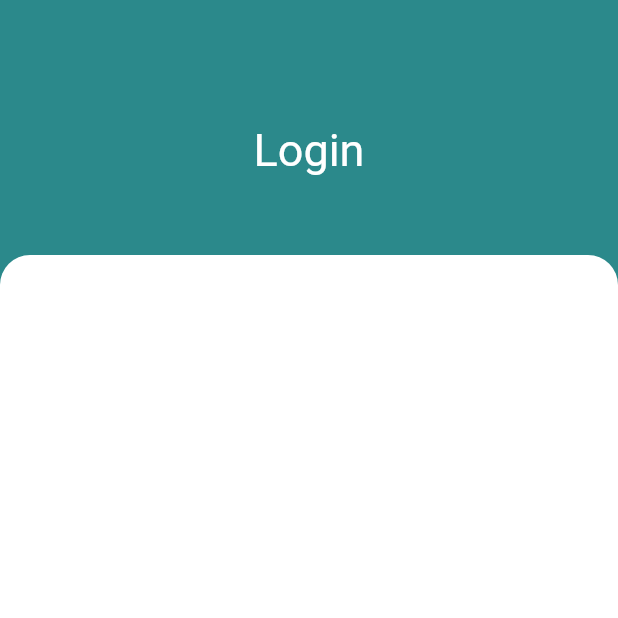
After one commit to Misas10/Mr-Recipe, a Flutter app: the screen it shows after launch, item 3 of the bottom bar chosen, after a tap on "Login", on a phone screen of 412 x 824 dp, the top half of it. The commit adds this screen. Run offline on Flutter 3.47's test engine with Material 2 defaults, Android fonts, the phone set to English and light mode, and no system bars; our stand-ins replace cloud_firestore, connectivity, firebase_auth, firebase_core, firebase_storage, flutter_form_builder and 6 more; accounts and stored records are empty.

Commit message:
login_and_register screen added

```diff
--- a/lib/pages/navigation/favorites.dart
+++ b/lib/pages/navigation/favorites.dart
@@ -1,3 +1,4 @@
+import 'package:MrRecipe/pages/navigation/login_and_register.dart';
 import 'package:MrRecipe/pages/navigation/recipeDetails.dart';
 import 'package:MrRecipe/pages/user_account/login.dart';
 import 'package:MrRecipe/pages/user_account/registar.dart';
@@ -88,23 +89,25 @@ class _FavoritesState extends State<Favorites>
     super.build(context);
 
     return Scaffold(
-      backgroundColor: PrimaryColor,
-      body: Container(
-        child: widget.user == null ? noUserLoggedScreen() : streamBuilder(),
-      ),
-    );
+        backgroundColor: BgColor,
+        body: Container(
+          width: double.infinity,
+            child:
+                widget.user == null ? noUserLoggedScreen() : streamBuilder()));
   }
 
   noUserLoggedScreen() {
-    return Stack(
+    return Column(
+      crossAxisAlignment: CrossAxisAlignment.center,
+      mainAxisAlignment: MainAxisAlignment.center,
       children: [
         Text(
           "Não nenhum utilizador logado",
           style: titleTextStyle(fontSize: 20),
         ),
         TextButton(
-            onPressed: () => Navigator.push(
-                context, MaterialPageRoute(builder: (context) => Login())),
+            onPressed: () => Navigator.push(context,
+                MaterialPageRoute(builder: (context) => LoginAndRegister())),
             child: Text("Login")),
         TextButton(
             onPressed: () => Navigator.push(
--- /dev/null
+++ b/lib/pages/navigation/login_and_register.dart
@@ -0,0 +1,109 @@
+import 'package:MrRecipe/widgets/widget.dart';
+import 'package:flutter/material.dart';
+
+class LoginAndRegister extends StatefulWidget {
+  @override
+  _LoginAndRegisterState createState() => _LoginAndRegisterState();
+}
+
+class _LoginAndRegisterState extends State<LoginAndRegister> {
+  int _pageState = 0;
+  double screenWidth = 0;
+  double screenHeight = 0;
+  String title = "Login";
+
+  //  LOGIN VARIABLES
+  double _loginYOffSet = 0;
+  double _loginXOffSet = 0;
+  double _loginWidth = 0;
+  double _loginOpacity = 1;
+
+  // REGISTER VARIABLES
+  double _registerYOffSet = 0;
+
+  Color _bgColor = Colors.white;
+
+  @override
+  Widget build(BuildContext context) {
+    screenWidth = MediaQuery.of(context).size.width;
+    screenHeight = MediaQuery.of(context).size.height;
+
+    if (_pageState == 0) {
+      debugPrint("Login");
+      _loginYOffSet = 170;
+      _registerYOffSet = screenHeight;
+      _loginWidth = screenWidth;
+      _loginXOffSet = 0;
+      _loginOpacity = 1;
+      title = "Login";
+    } else {
+      debugPrint("registar");
+      _loginYOffSet = 150;
+      _registerYOffSet = 180;
+      _loginWidth = screenWidth - 20;
+      _loginOpacity = .7;
+      title = "Registar";
+      // _bgColor = Colors.blue;
+    }
+
+    return Scaffold(
+      backgroundColor: PrimaryColor,
+      body: Stack(
+        alignment: Alignment.center,
+        children: [
+          Positioned(
+            top: screenHeight / 10,
+            child: Text(
+              title,
+              style: titleTextStyle(color: Colors.white, fontSize: 30),
+            ),
+          ),
+          GestureDetector(
+            onTap: () {
+              setState(() {
+                if (_pageState != 0)
+                  _pageState = 0;
+                else
+                  _pageState = 1;
+              });
+            },
+            child: AnimatedContainer(
+              width: _loginWidth,
+              curve: Curves.fastLinearToSlowEaseIn,
+              duration: Duration(milliseconds: 1000),
+              transform:
+                  Matrix4.translationValues(_loginXOffSet, _loginYOffSet, 1),
+              decoration: BoxDecoration(
+                color: BgColor.withOpacity(_loginOpacity),
+                borderRadius: BorderRadius.only(
+                    topLeft: Radius.circular(20),
+                    topRight: Radius.circular(20)),
+              ),
+            ),
+          ),
+          GestureDetector(
+            onTap: () {
+              setState(() {
+                if (_pageState != 1)
+                  _pageState = 1;
+                else
+                  _pageState = 0;
+              });
+            },
+            child: AnimatedContainer(
+              curve: Curves.fastLinearToSlowEaseIn,
+              duration: Duration(milliseconds: 1200),
+              transform: Matrix4.translationValues(0, _registerYOffSet, 1),
+              decoration: BoxDecoration(
+                color: BgColor,
+                borderRadius: BorderRadius.only(
+                    topLeft: Radius.circular(20),
+                    topRight: Radius.circular(20)),
+              ),
+            ),
+          ),
+        ],
+      ),
+    );
+  }
+}
```
